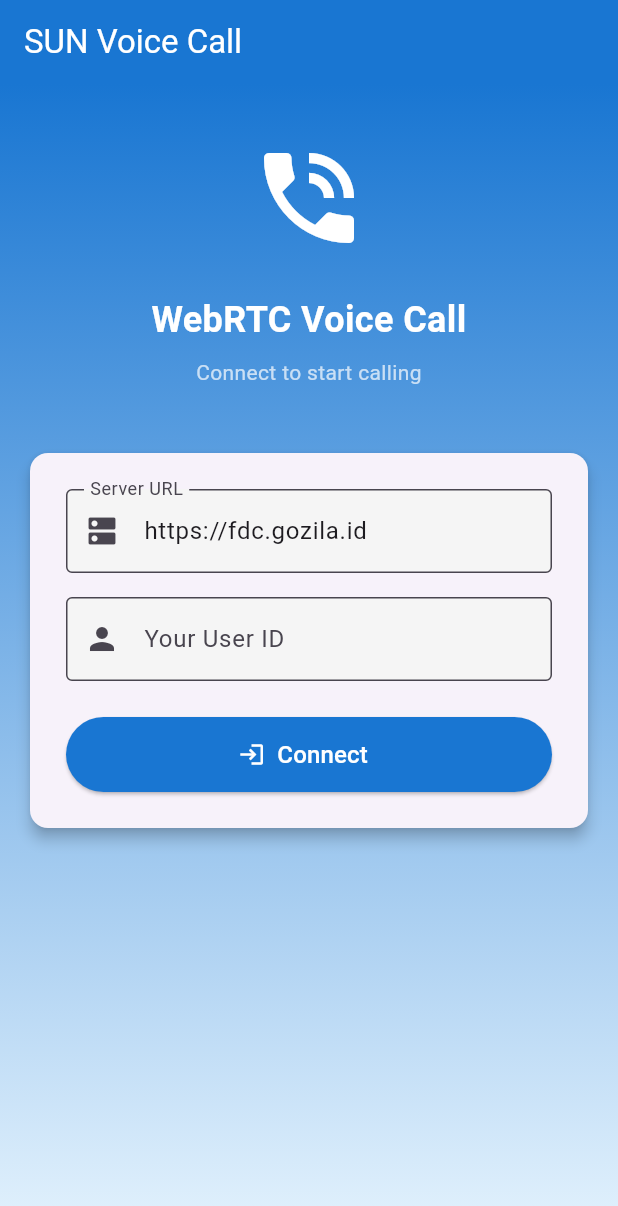
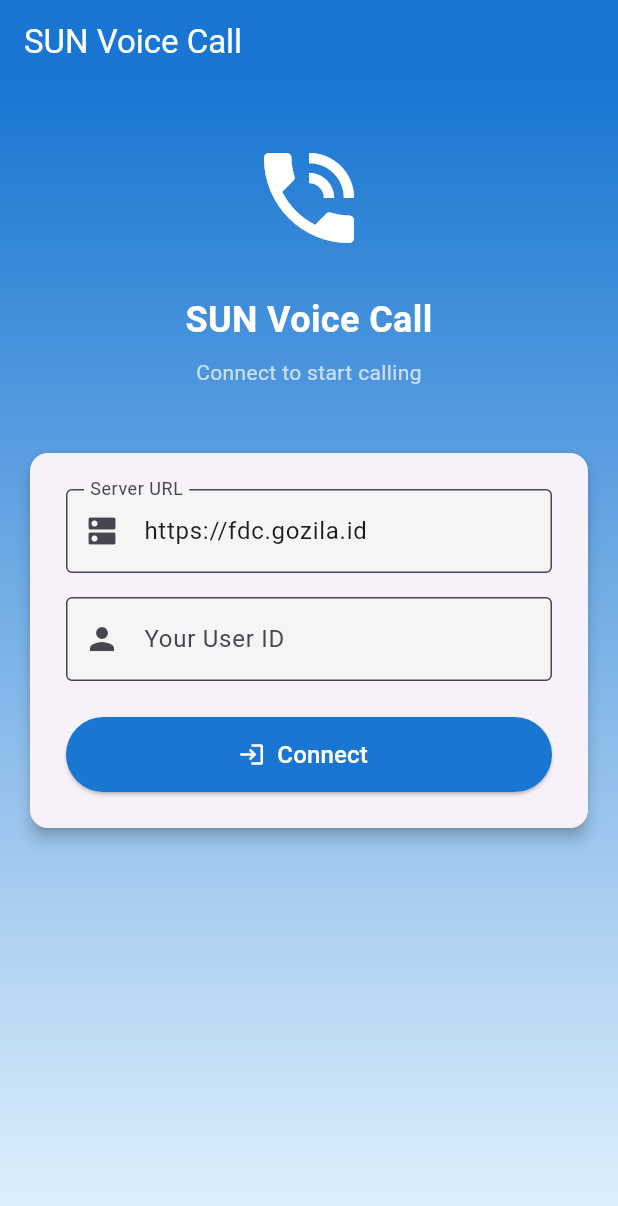
Before and after one commit to yudhi-ivoji/weebrtc_test, a Flutter app: the screen it shows after launch, on a phone screen of 412 x 824 dp. Shown: the top 1206 px of the screen. Run offline on Flutter 3.47's test engine with Material 3 defaults, Android fonts, the phone set to English and light mode, and no system bars; our stand-ins replace socket_io_client; missing offline and left inert: flutter_webrtc.

Commit message:
change title

```diff
--- a/voice_call_app/lib/main.dart
+++ b/voice_call_app/lib/main.dart
@@ -231,7 +231,7 @@ class _VoiceCallPageState extends State<VoiceCallPage> {
                 ),
                 const SizedBox(height: 24),
                 const Text(
-                  'WebRTC Voice Call',
+                  'SUN Voice Call',
                   textAlign: TextAlign.center,
                   style: TextStyle(
                     fontSize: 24,
```
